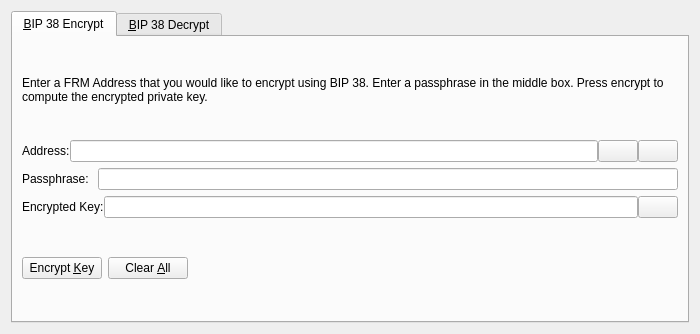
The window that src/qt/forms/bip38tooldialog.ui (feirm/feirm) describes before a commit, drawn with Qt 5.
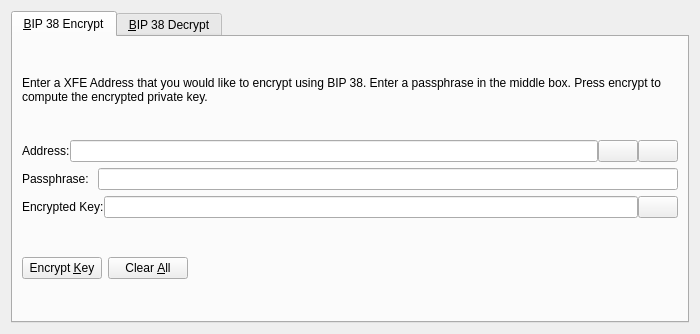
The same window after the commit. The open tabs and pages were chosen to show the change. Icons and pictures are not drawn. Custom widgets are drawn as their Qt base class.

Patch:
```diff
--- a/src/qt/forms/bip38tooldialog.ui
+++ b/src/qt/forms/bip38tooldialog.ui
@@ -30,7 +30,7 @@
        <item>
         <widget class="QLabel" name="infoLabel_ENC">
          <property name="text">
-          <string>Enter a FRM Address that you would like to encrypt using BIP 38. Enter a passphrase in the middle box. Press encrypt to compute the encrypted private key.</string>
+          <string>Enter a XFE Address that you would like to encrypt using BIP 38. Enter a passphrase in the middle box. Press encrypt to compute the encrypted private key.</string>
          </property>
          <property name="textFormat">
           <enum>Qt::PlainText</enum>
```
Left out of the diff: 8 changed lines with no effect on the pictures.
